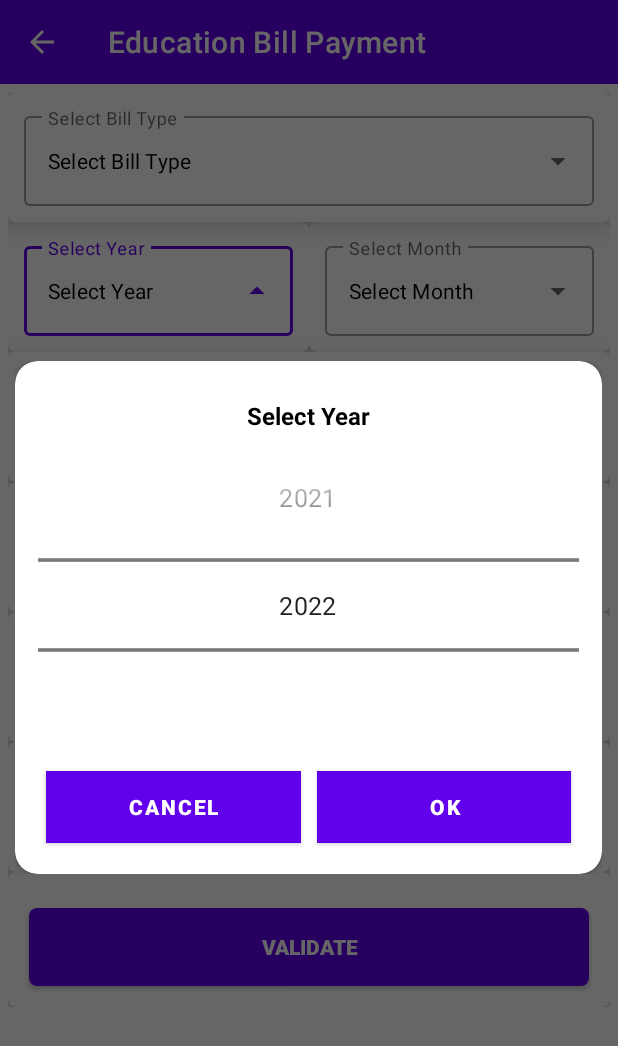
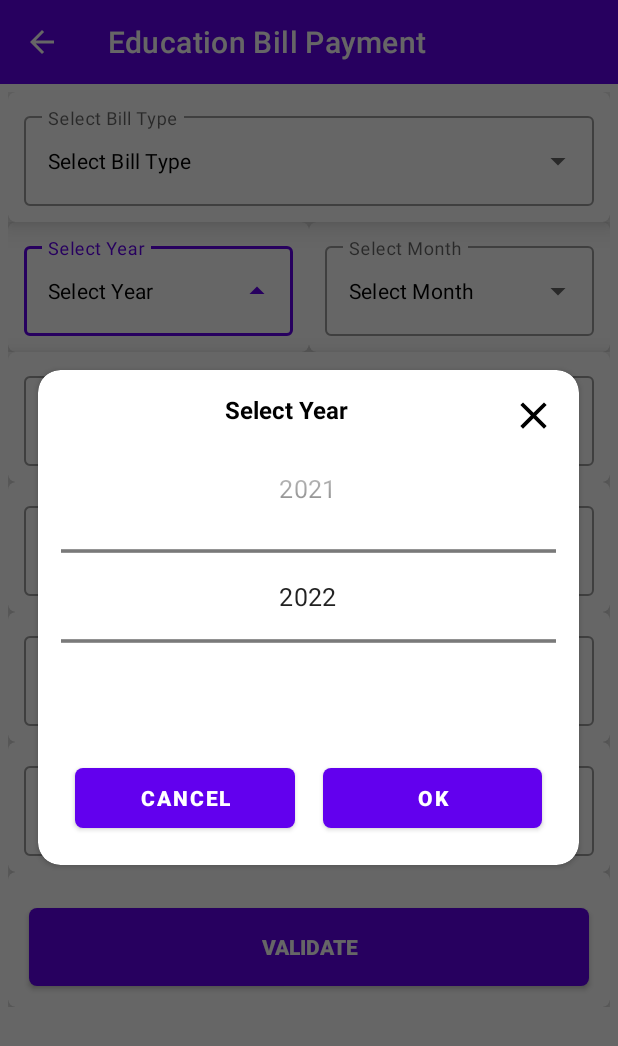
Before and after one commit to emonrait/Dynamic-Utility, an Android app: the EductaionBillPayment screen opened directly, with no data from a screen before it, after a tap on "Select Year", on a phone screen of 412 x 824 dp. Shown: the top 1046 px of the screen. Run offline under Robolectric (Android 15) with nearby library versions, the light colour scheme and no system bars.

Commit message:
update module

```diff
--- a/app/src/main/java/com/emon/raihan/dynamicutility/util/CustomDailog.kt
+++ b/app/src/main/java/com/emon/raihan/dynamicutility/util/CustomDailog.kt
@@ -6,6 +6,7 @@ import android.graphics.Color
 import android.graphics.drawable.ColorDrawable
 import android.view.LayoutInflater
 import android.widget.Button
+import android.widget.ImageView
 import android.widget.NumberPicker
 import android.widget.TextView
 import com.emon.raihan.dynamicutility.R
@@ -36,12 +37,14 @@ class CustomDailog {
             lateinit var dayPicker: NumberPicker
             lateinit var monthPicker: NumberPicker
             lateinit var yearPicker: NumberPicker
+            lateinit var ivClose: ImageView
             val dialog = AlertDialog.Builder(activity).setCancelable(false)
             val inflater = LayoutInflater.from(activity)
             val regLayout = inflater.inflate(R.layout.dialog_year_picker, null)
             //val dateValue = reg_layout.findViewById<TextView>(R.id.dateValue)
             dateValue = regLayout.findViewById(R.id.dateValue)
             yearPicker = regLayout.findViewById(R.id.yearPicker)
+            ivClose = regLayout.findViewById(R.id.ivClose)
             val btnOk = regLayout.findViewById<Button>(R.id.btn_ok)
             val btnCancel = regLayout.findViewById<Button>(R.id.btn_cancel)
             dialog.setView(regLayout)
@@ -69,6 +72,8 @@ class CustomDailog {
 
             btnCancel.setOnClickListener { alertDialog.dismiss() }
 
+            ivClose.setOnClickListener { alertDialog.dismiss() }
+
 
             alertDialog.show()
         }
@@ -76,11 +81,13 @@ class CustomDailog {
         fun createMonthPicker(activity: Activity, setYear: MaterialAutoCompleteTextView) {
             lateinit var dateValue: TextView
             lateinit var monthPicker: NumberPicker
+            lateinit var ivClose: ImageView
             val dialog = AlertDialog.Builder(activity).setCancelable(false)
             val inflater = LayoutInflater.from(activity)
             val regLayout = inflater.inflate(R.layout.dialog_year_picker, null)
             dateValue = regLayout.findViewById(R.id.dateValue)
             monthPicker = regLayout.findViewById(R.id.yearPicker)
+            ivClose = regLayout.findViewById(R.id.ivClose)
             val btnOk = regLayout.findViewById<Button>(R.id.btn_ok)
             val btnCancel = regLayout.findViewById<Button>(R.id.btn_cancel)
             dialog.setView(regLayout)
@@ -111,6 +118,8 @@ class CustomDailog {
             }
 
             btnCancel.setOnClickListener { alertDialog.dismiss() }
+            ivClose.setOnClickListener { alertDialog.dismiss() }
+
 
 
             alertDialog.show()
--- /dev/null
+++ b/app/src/main/res/drawable/ic_close.xml
@@ -0,0 +1,5 @@
+<vector android:height="24dp" android:tint="#000000"
+    android:viewportHeight="24" android:viewportWidth="24"
+    android:width="24dp" xmlns:android="http://schemas.android.com/apk/res/android">
+    <path android:fillColor="@android:color/white" android:pathData="M19,6.41L17.59,5 12,10.59 6.41,5 5,6.41 10.59,12 5,17.59 6.41,19 12,13.41 17.59,19 19,17.59 13.41,12z"/>
+</vector>
--- a/app/src/main/res/layout/dialog_year_picker.xml
+++ b/app/src/main/res/layout/dialog_year_picker.xml
@@ -1,6 +1,13 @@
 <?xml version="1.0" encoding="utf-8"?>
-<androidx.cardview.widget.CardView xmlns:android="http://schemas.android.com/apk/res/android"
+<LinearLayout xmlns:android="http://schemas.android.com/apk/res/android"
     xmlns:app="http://schemas.android.com/apk/res-auto"
+    android:layout_width="match_parent"
+    android:layout_height="wrap_content"
+    android:gravity="center"
+    android:layout_gravity="center"
+    android:orientation="vertical">
+
+    <androidx.cardview.widget.CardView
         android:layout_width="match_parent"
         android:layout_height="wrap_content"
         android:layout_margin="@dimen/margin_15"
@@ -16,16 +23,30 @@
             android:baselineAligned="false"
             android:orientation="vertical">
 
+            <LinearLayout
+                android:layout_width="match_parent"
+                android:layout_height="wrap_content"
+                android:orientation="horizontal">
+
                 <TextView
                     android:id="@+id/dateValue"
-            android:layout_width="match_parent"
+                    android:layout_width="0dp"
                     android:layout_height="wrap_content"
+                    android:layout_weight="1"
                     android:gravity="center"
-            android:minHeight="42dp"
                     android:text="@string/select_year"
                     android:textColor="@color/black"
                     android:textSize="16sp"
                     android:textStyle="bold" />
+
+                <ImageView
+                    android:id="@+id/ivClose"
+                    android:layout_width="30dp"
+                    android:layout_height="30dp"
+                    android:layout_gravity="end"
+                    android:gravity="end"
+                    android:src="@drawable/ic_close" />
+            </LinearLayout>
 
             <LinearLayout
                 android:layout_width="match_parent"
@@ -34,7 +55,7 @@
 
                 <NumberPicker
                     android:id="@+id/yearPicker"
-                android:layout_width="match_parent"
+                    android:layout_width="0dp"
                     android:layout_height="wrap_content"
                     android:layout_gravity="center"
                     android:layout_margin="15dp"
@@ -58,7 +79,7 @@
                     android:layout_height="wrap_content"
                     android:layout_margin="5dp"
                     android:layout_weight="1"
-                android:background="@color/cardview_dark_background"
+                    android:background="@drawable/bt_background_rounded_green"
                     android:text="@string/cancel"
                     android:textColor="@color/white"
                     android:textStyle="bold" />
@@ -69,12 +90,13 @@
                     android:layout_height="wrap_content"
                     android:layout_margin="5dp"
                     android:layout_weight="1"
-                android:background="@color/green"
+                    android:background="@drawable/bt_background_rounded_green"
                     android:text="@string/ok"
                     android:textColor="@color/white"
                     android:textStyle="bold" />
             </LinearLayout>
 
         </LinearLayout>
+    </androidx.cardview.widget.CardView>
 
-</androidx.cardview.widget.CardView>
+</LinearLayout>
--- a/app/src/main/res/values/dimens.xml
+++ b/app/src/main/res/values/dimens.xml
@@ -20,4 +20,5 @@
     <dimen name="margin_1">1dp</dimen>
     <dimen name="main_layout_maring_top_base">20dp</dimen>
     <dimen name="margin_15">15dp</dimen>
+    <dimen name="margin_100">100dp</dimen>
 </resources>
```
Lines whose indentation alone changed are shown as unchanged.
